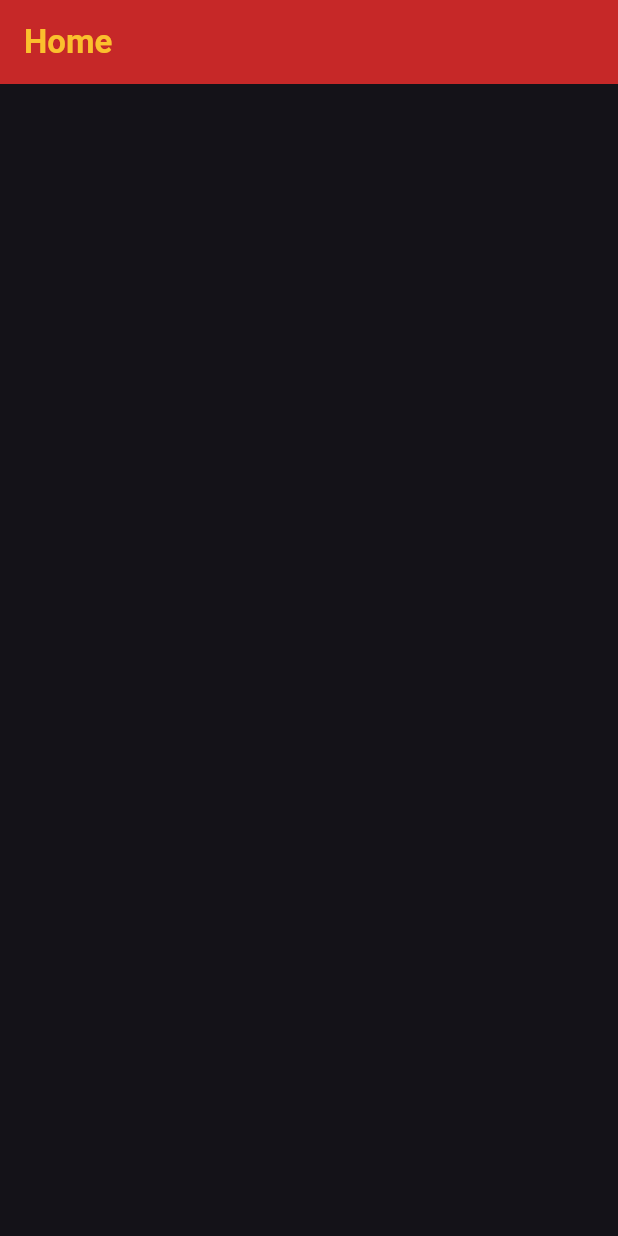
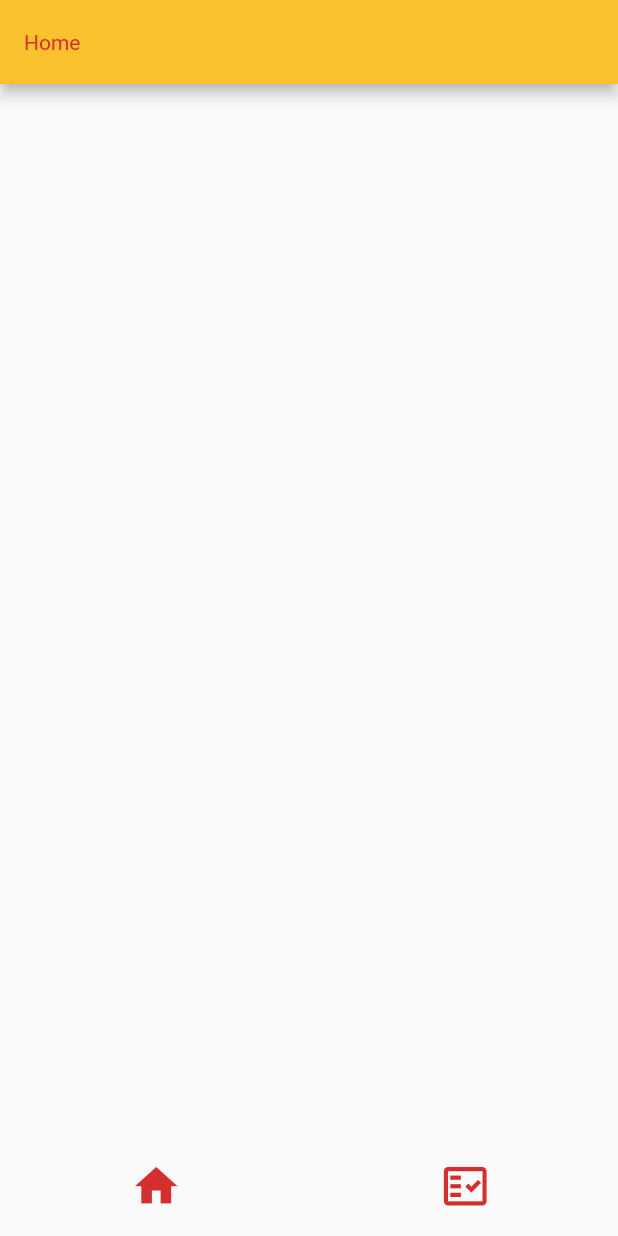
Before and after one commit to scottie1013/mind-spark-hackthon-Shihao-Wang, a Flutter app: the screen it shows after launch, on a phone screen of 412 x 824 dp. Run offline on Flutter 3.47's test engine with Material 2 defaults, Android fonts, the phone set to English and light mode, and no system bars.

Commit message:
basic layout

```diff
--- a/yellowjacketla/lib/main.dart
+++ b/yellowjacketla/lib/main.dart
@@ -1,5 +1,5 @@
 import 'package:flutter/material.dart';
-import 'package:yellowjacketla/views/home_view.dart';
+import 'package:yellowjacketla/views/navbar.dart';
 
 void main() {
   runApp(const MyApp());
@@ -12,38 +12,7 @@ class MyApp extends StatelessWidget {
   @override
   Widget build(BuildContext context) {
     return MaterialApp(
-      title: 'Flutter Demo',
-      theme: ThemeData(
-        primarySwatch: Colors.red,
-        primaryColor: Colors.red[700],
-        brightness: Brightness.dark,
-        visualDensity: VisualDensity.adaptivePlatformDensity,
-        textTheme: TextTheme(
-          displayLarge: TextStyle(fontSize: 22.0, fontWeight: FontWeight.bold, color: Colors.yellow[700]),
-          displayMedium: TextStyle(fontSize: 20.0, fontWeight: FontWeight.bold, color: Colors.red[700]),
-          bodyLarge: TextStyle(fontSize: 16.0, fontWeight: FontWeight.normal, color: Colors.yellow[700]),
-        ),
-        buttonTheme: ButtonThemeData(
-          buttonColor: Colors.yellow[700],
-          textTheme: ButtonTextTheme.primary,
-        ),
-        appBarTheme: AppBarTheme(
-          backgroundColor: Colors.red[800],
-          titleTextStyle: TextStyle(color: Colors.yellow[700], fontSize: 22.0, fontWeight: FontWeight.bold),
-          iconTheme: IconThemeData(color: Colors.yellow[700]),
-        ),
-        inputDecorationTheme: InputDecorationTheme(
-          enabledBorder: OutlineInputBorder(
-            borderSide: BorderSide(color: Colors.yellow[700]!, width: 2.0),
-          ),
-          focusedBorder: OutlineInputBorder(
-            borderSide: BorderSide(color: Colors.red[800]!, width: 2.0),
-          ),
-          hintStyle: TextStyle(color: Colors.yellow[200]),
-        ),
-        useMaterial3: true,
-      ),
-      home: Home()
+      home: const Navbar()
     );
   }
 }
--- /dev/null
+++ b/yellowjacketla/lib/views/navbar.dart
@@ -0,0 +1,96 @@
+import 'package:flutter/cupertino.dart';
+import 'package:flutter/material.dart';
+import 'package:yellowjacketla/views/form.dart';
+import 'package:yellowjacketla/views/home_view.dart';
+
+class Navbar extends StatefulWidget {
+  const Navbar({Key? key}) : super(key: key);
+
+  @override
+  _NavbarState createState() => _NavbarState();
+}
+
+class _NavbarState extends State<Navbar> {
+  int pageIndex = 0;
+
+  final pages = [
+    Home(),
+    CrimePredictionForm(),
+  ];
+
+  @override
+  Widget build(BuildContext context) {
+    return  Theme(
+    data: ThemeData(
+      primaryColor: Colors.yellow[700],
+      iconTheme: IconThemeData(color: Colors.red[700]),
+      textButtonTheme: TextButtonThemeData(
+        style: TextButton.styleFrom(backgroundColor: Colors.red[700]),
+      ),
+      elevatedButtonTheme: ElevatedButtonThemeData(
+        style: ElevatedButton.styleFrom(backgroundColor: Colors.red[700]),
+      ),
+      appBarTheme: AppBarTheme(
+        backgroundColor: Colors.yellow[700],
+        titleTextStyle: TextStyle(color: Colors.red[700]),
+        iconTheme: IconThemeData(color: Colors.red[700]),
+      ),
+      colorScheme: ColorScheme.light(
+        primary: Colors.yellow[700]!,
+        secondary: Colors.red[700]!,
+        onPrimary: Colors.red[700]!,
+        onSecondary: Colors.yellow[700]!,
+      ).copyWith(secondary: Colors.red[700]),
+    ),
+    child: Scaffold(
+      body: pages[pageIndex],
+      bottomNavigationBar: buildMyNavBar(context),
+    ),);
+  }
+
+  Container buildMyNavBar(BuildContext context) {
+    return Container(
+      height: MediaQuery.of(context).size.height / 12,
+      child: Row(
+        mainAxisAlignment: MainAxisAlignment.spaceAround,
+        children: [
+          IconButton(
+            enableFeedback: false,
+            onPressed: () {
+              setState(() {
+                pageIndex = 0;
+              });
+            },
+            icon: pageIndex == 0
+                ? Icon(
+                    Icons.home,
+                    size: MediaQuery.of(context).size.height / 24,
+                  )
+                : Icon(
+                    Icons.home_outlined,
+                    size: MediaQuery.of(context).size.height / 24,
+                  ),
+          ),
+
+          IconButton(
+            enableFeedback: false,
+            onPressed: () {
+              setState(() {
+                pageIndex = 1;
+              });
+            },
+            icon: pageIndex == 1
+                ? Icon(
+                    Icons.fact_check_rounded,
+                    size: MediaQuery.of(context).size.height / 24,
+                  )
+                : Icon(
+                    Icons.fact_check_outlined,
+                    size: MediaQuery.of(context).size.height / 24,
+                  ),
+          ),
+        ],
+      ),
+    );
+  }
+}
```
Also changed, not shown: yellowjacketla/lib/views/form.dart (added, +105 -0 lines), 1 other file.
